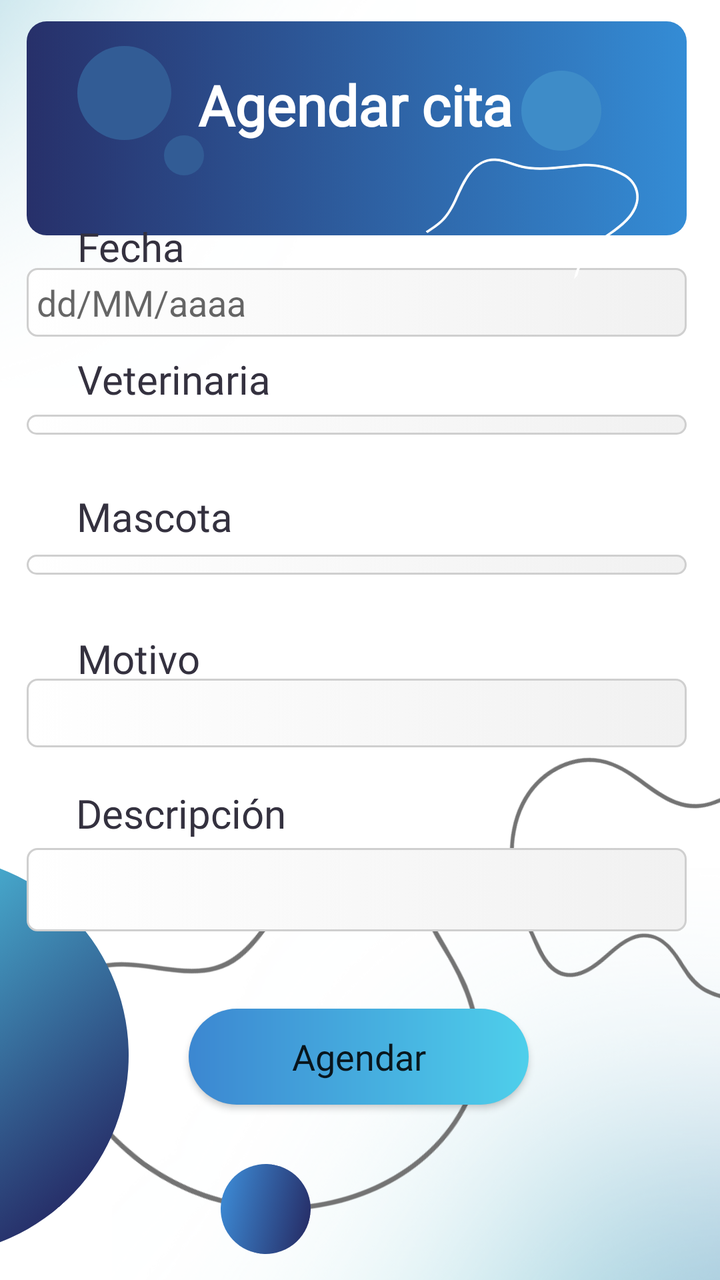
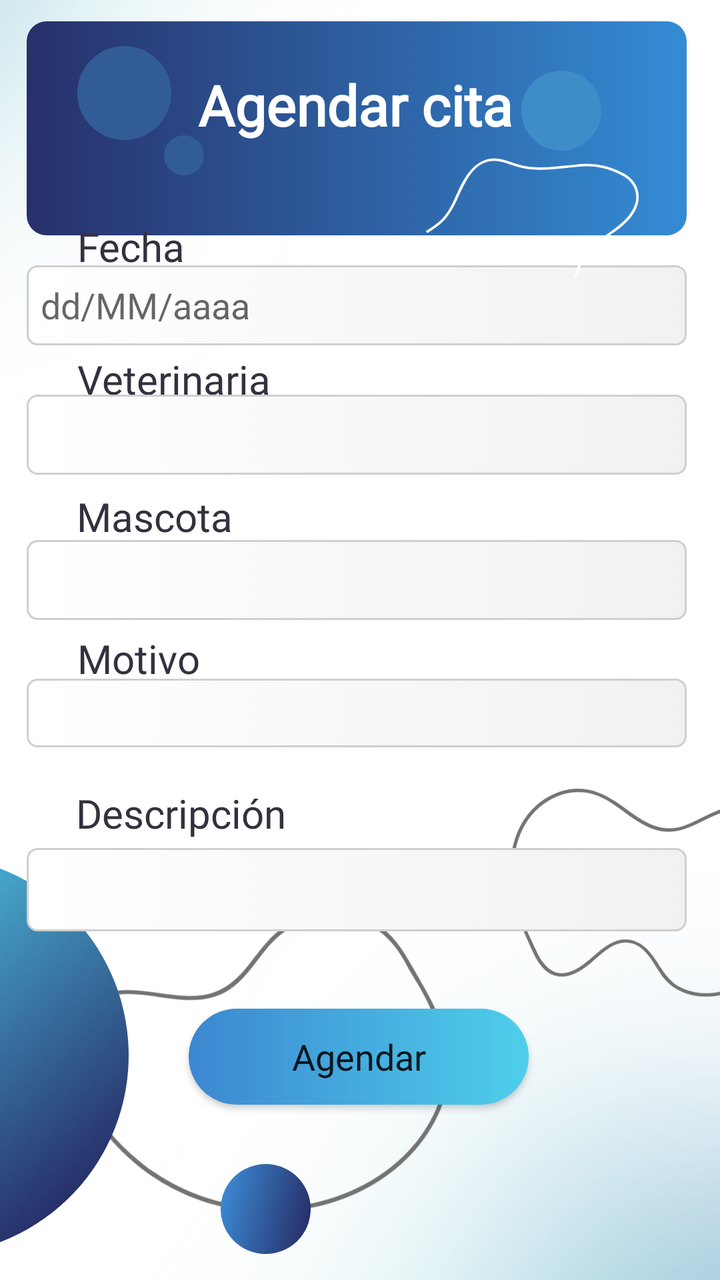

Compare the two renders of this Android layout. The source of the first and the diff that turns it into the second are given below.
<!-- AndroidManifest.xml: application theme Theme.OnePetApp.NoActionBar -->
<!-- res/layout/fragment_agendar_cita.xml -->
<?xml version="1.0" encoding="utf-8"?>
<FrameLayout xmlns:android="http://schemas.android.com/apk/res/android"
    xmlns:app="http://schemas.android.com/apk/res-auto"
    xmlns:tools="http://schemas.android.com/tools"
    android:layout_width="match_parent"
    android:layout_height="match_parent"
    tools:context=".fragment_agendarCita">

    <androidx.constraintlayout.widget.ConstraintLayout
        android:layout_width="match_parent"
        android:layout_height="match_parent">

        <ImageView
            android:id="@+id/imageViewCita2"
            android:layout_width="wrap_content"
            android:layout_height="wrap_content"
            android:layout_marginStart="56dp"
            android:layout_marginTop="364dp"
            app:layout_constraintStart_toStartOf="parent"
            app:layout_constraintTop_toTopOf="parent"
            app:srcCompat="@drawable/degcelest" />

        <ImageView
            android:id="@+id/imageView216"
            android:layout_width="207dp"
            android:layout_height="206dp"
            android:rotation="36"
            android:src="@drawable/blobcuatro"
            app:layout_constraintBottom_toBottomOf="parent"
            app:layout_constraintEnd_toEndOf="parent"
            app:layout_constraintHorizontal_bias="0.231"
            app:layout_constraintStart_toStartOf="parent"
            app:layout_constraintTop_toTopOf="parent"
            app:layout_constraintVertical_bias="0.956" />

        <ImageView
            android:id="@+id/imageViewCita284"
            android:layout_width="wrap_content"
            android:layout_height="wrap_content"
            android:layout_marginEnd="152dp"
            android:layout_marginBottom="376dp"
            android:rotation="180"
            app:layout_constraintBottom_toBottomOf="parent"
            app:layout_constraintEnd_toEndOf="parent"
            app:srcCompat="@drawable/degcelest" />

        <ImageView
            android:id="@+id/imageView109"
            android:layout_width="330dp"
            android:layout_height="107dp"
            android:src="@drawable/recresenacard"
            app:layout_constraintBottom_toBottomOf="parent"
            app:layout_constraintEnd_toEndOf="parent"
            app:layout_constraintHorizontal_bias="0.444"
            app:layout_constraintStart_toStartOf="parent"
            app:layout_constraintTop_toTopOf="parent"
            app:layout_constraintVertical_bias="0.02" />

        <ImageView
            android:id="@+id/imageView214"
            android:layout_width="200dp"
            android:layout_height="200dp"
            android:layout_marginEnd="296dp"
            android:rotation="49"
            android:src="@drawable/circulocelesteazul"
            app:layout_constraintBottom_toBottomOf="parent"
            app:layout_constraintEnd_toEndOf="parent"
            app:layout_constraintTop_toTopOf="parent"
            app:layout_constraintVertical_bias="0.972" />

        <TextView
            android:id="@+id/textView17"
            android:layout_width="wrap_content"
            android:layout_height="wrap_content"
            android:fontFamily="@font/alata"
            android:text="Agendar cita"
            android:textColor="#FFFFFF"
            android:textSize="28sp"
            android:textStyle="bold"
            app:layout_constraintBottom_toBottomOf="parent"
            app:layout_constraintEnd_toEndOf="parent"
            app:layout_constraintHorizontal_bias="0.488"
            app:layout_constraintStart_toStartOf="parent"
            app:layout_constraintTop_toTopOf="parent"
            app:layout_constraintVertical_bias="0.056" />

        <EditText
            android:id="@+id/txtFechaCita"
            android:layout_width="330dp"
            android:layout_height="wrap_content"
            android:background="@drawable/bordecajasg"
            android:ems="10"
            android:hint="dd/MM/aaaa"
            android:inputType="date"
            android:padding="5dp"
            app:backgroundTint="@null"
            app:layout_constraintBottom_toBottomOf="parent"
            app:layout_constraintEnd_toEndOf="parent"
            app:layout_constraintHorizontal_bias="0.444"
            app:layout_constraintStart_toStartOf="parent"
            app:layout_constraintTop_toTopOf="parent"
            app:layout_constraintVertical_bias="0.221" />

        <TextView
            android:id="@+id/textView18"
            android:layout_width="wrap_content"
            android:layout_height="wrap_content"
            android:fontFamily="@font/alata"
            android:text="Fecha"
            android:textColor="#34313F"
            android:textSize="20sp"
            app:layout_constraintBottom_toBottomOf="parent"
            app:layout_constraintEnd_toEndOf="parent"
            app:layout_constraintHorizontal_bias="0.126"
            app:layout_constraintStart_toStartOf="parent"
            app:layout_constraintTop_toTopOf="parent"
            app:layout_constraintVertical_bias="0.179" />

        <TextView
            android:id="@+id/textView19"
            android:layout_width="wrap_content"
            android:layout_height="wrap_content"
            android:fontFamily="@font/alata"
            android:text="Veterinaria"
            android:textColor="#34313F"
            android:textSize="20sp"
            app:layout_constraintBottom_toBottomOf="parent"
            app:layout_constraintEnd_toEndOf="parent"
            app:layout_constraintHorizontal_bias="0.147"
            app:layout_constraintStart_toStartOf="parent"
            app:layout_constraintTop_toTopOf="parent"
            app:layout_constraintVertical_bias="0.287" />

        <ImageView
            android:id="@+id/imageView217"
            android:layout_width="183dp"
            android:layout_height="236dp"
            android:layout_marginStart="256dp"
            android:rotation="62"
            android:src="@drawable/bgdos"
            app:layout_constraintBottom_toBottomOf="parent"
            app:layout_constraintStart_toStartOf="parent"
            app:layout_constraintTop_toTopOf="parent"
            app:layout_constraintVertical_bias="0.777" />

        <Spinner
            android:id="@+id/spVetCita"
            android:layout_width="330dp"
            android:layout_height="wrap_content"
            android:background="@drawable/bordecajasg"
            android:padding="5dp"
            app:backgroundTint="@null"
            app:layout_constraintBottom_toBottomOf="parent"
            app:layout_constraintEnd_toEndOf="parent"
            app:layout_constraintHorizontal_bias="0.444"
            app:layout_constraintStart_toStartOf="parent"
            app:layout_constraintTop_toTopOf="parent"
            app:layout_constraintVertical_bias="0.329" />

        <TextView
            android:id="@+id/textView20"
            android:layout_width="wrap_content"
            android:layout_height="wrap_content"
            android:fontFamily="@font/alata"
            android:text="Mascota"
            android:textColor="#34313F"
            android:textSize="20sp"
            app:layout_constraintBottom_toBottomOf="parent"
            app:layout_constraintEnd_toEndOf="parent"
            app:layout_constraintHorizontal_bias="0.136"
            app:layout_constraintStart_toStartOf="parent"
            app:layout_constraintTop_toTopOf="parent"
            app:layout_constraintVertical_bias="0.399" />

        <Spinner
            android:id="@+id/spMascotaCita"
            android:layout_width="330dp"
            android:layout_height="wrap_content"
            android:background="@drawable/bordecajasg"
            android:padding="5dp"
            app:backgroundTint="@null"
            app:layout_constraintBottom_toBottomOf="parent"
            app:layout_constraintEnd_toEndOf="parent"
            app:layout_constraintHorizontal_bias="0.444"
            app:layout_constraintStart_toStartOf="parent"
            app:layout_constraintTop_toTopOf="parent"
            app:layout_constraintVertical_bias="0.44" />

        <TextView
            android:id="@+id/textView21"
            android:layout_width="wrap_content"
            android:layout_height="wrap_content"
            android:fontFamily="@font/alata"
            android:text="Motivo "
            android:textColor="#34313F"
            android:textSize="20sp"
            app:layout_constraintBottom_toBottomOf="parent"
            app:layout_constraintEnd_toEndOf="parent"
            app:layout_constraintHorizontal_bias="0.132"
            app:layout_constraintStart_toStartOf="parent"
            app:layout_constraintTop_toTopOf="parent"
            app:layout_constraintVertical_bias="0.515" />

        <EditText
            android:id="@+id/txtMotivoCita"
            android:layout_width="330dp"
            android:layout_height="wrap_content"
            android:background="@drawable/bordecajasg"
            android:ems="10"
            android:inputType="text"
            android:padding="5dp"
            app:backgroundTint="@null"
            app:layout_constraintBottom_toBottomOf="parent"
            app:layout_constraintEnd_toEndOf="parent"
            app:layout_constraintHorizontal_bias="0.444"
            app:layout_constraintStart_toStartOf="parent"
            app:layout_constraintTop_toTopOf="parent"
            app:layout_constraintVertical_bias="0.56" />

        <TextView
            android:id="@+id/textView22"
            android:layout_width="wrap_content"
            android:layout_height="wrap_content"
            android:fontFamily="@font/alata"
            android:text="Descripción"
            android:textColor="#34313F"
            android:textSize="20sp"
            app:layout_constraintBottom_toBottomOf="parent"
            app:layout_constraintEnd_toEndOf="parent"
            app:layout_constraintHorizontal_bias="0.149"
            app:layout_constraintStart_toStartOf="parent"
            app:layout_constraintTop_toTopOf="parent"
            app:layout_constraintVertical_bias="0.641" />

        <Button
            android:id="@+id/btnEnviarCita"
            android:layout_width="170dp"
            android:layout_height="wrap_content"
            android:background="@drawable/botonturquesauno"
            android:fontFamily="@font/alata"
            android:text="Agendar"
            android:textAllCaps="false"
            android:textSize="18sp"
            app:backgroundTint="@null"
            app:layout_constraintBottom_toBottomOf="parent"
            app:layout_constraintEnd_toEndOf="parent"
            app:layout_constraintHorizontal_bias="0.497"
            app:layout_constraintStart_toStartOf="parent"
            app:layout_constraintTop_toBottomOf="@+id/txtDescripcionCitas"
            app:layout_constraintVertical_bias="0.306" />

        <EditText
            android:id="@+id/txtDescripcionCitas"
            android:layout_width="330dp"
            android:layout_height="wrap_content"
            android:layout_marginTop="4dp"
            android:background="@drawable/bordecajasg"
            android:ems="10"
            android:gravity="start|top"
            android:inputType="textMultiLine"
            android:padding="10dp"
            android:textSize="16sp"
            app:backgroundTint="@null"
            app:layout_constraintEnd_toEndOf="parent"
            app:layout_constraintHorizontal_bias="0.444"
            app:layout_constraintStart_toStartOf="parent"
            app:layout_constraintTop_toBottomOf="@+id/textView22" />

        <ImageView
            android:id="@+id/imageView192"
            android:layout_width="47dp"
            android:layout_height="47dp"
            android:src="@drawable/circuloop1"
            app:layout_constraintBottom_toBottomOf="parent"
            app:layout_constraintEnd_toEndOf="parent"
            app:layout_constraintHorizontal_bias="0.124"
            app:layout_constraintStart_toStartOf="parent"
            app:layout_constraintTop_toTopOf="parent"
            app:layout_constraintVertical_bias="0.039" />

        <ImageView
            android:id="@+id/imageView197"
            android:layout_width="20dp"
            android:layout_height="20dp"
            android:src="@drawable/circuloop1"
            app:layout_constraintBottom_toBottomOf="parent"
            app:layout_constraintEnd_toEndOf="parent"
            app:layout_constraintHorizontal_bias="0.241"
            app:layout_constraintStart_toStartOf="parent"
            app:layout_constraintTop_toTopOf="parent"
            app:layout_constraintVertical_bias="0.109" />

        <ImageView
            android:id="@+id/imageView212"
            android:layout_width="40dp"
            android:layout_height="40dp"
            android:src="@drawable/circuloop2"
            app:layout_constraintBottom_toBottomOf="parent"
            app:layout_constraintEnd_toEndOf="parent"
            app:layout_constraintHorizontal_bias="0.815"
            app:layout_constraintStart_toStartOf="parent"
            app:layout_constraintTop_toTopOf="parent"
            app:layout_constraintVertical_bias="0.059" />

        <ImageView
            android:id="@+id/imageView213"
            android:layout_width="135dp"
            android:layout_height="108dp"
            android:rotation="134"
            android:src="@drawable/blobw4"
            app:layout_constraintBottom_toBottomOf="parent"
            app:layout_constraintEnd_toEndOf="parent"
            app:layout_constraintHorizontal_bias="0.864"
            app:layout_constraintStart_toStartOf="parent"
            app:layout_constraintTop_toTopOf="parent"
            app:layout_constraintVertical_bias="0.064" />

        <ImageView
            android:id="@+id/imageView215"
            android:layout_width="45dp"
            android:layout_height="45dp"
            android:rotation="13"
            android:src="@drawable/circuloazuloscuro"
            app:layout_constraintBottom_toBottomOf="parent"
            app:layout_constraintEnd_toEndOf="parent"
            app:layout_constraintHorizontal_bias="0.35"
            app:layout_constraintStart_toStartOf="parent"
            app:layout_constraintTop_toTopOf="parent"
            app:layout_constraintVertical_bias="0.978" />

    </androidx.constraintlayout.widget.ConstraintLayout>
</FrameLayout>
<!-- resources referenced by this layout -->
<resources>
  <!-- drawable bgdos: png bitmap (drawable, 16385 bytes) -->
  <!-- drawable blobcuatro: png bitmap (drawable, 16567 bytes) -->
  <!-- drawable blobw4: png bitmap (drawable, 11068 bytes) -->
  <!-- drawable bordecajasg (drawable) -->
  <?xml version="1.0" encoding="utf-8"?>
  <selector xmlns:android="http://schemas.android.com/apk/res/android">
      <item>
          <shape>
              <gradient
                  android:startColor="#ffffff"
                  android:endColor="#f1f1f1">
              </gradient>
              <corners android:radius="5dp">
              </corners>
              <stroke android:width="1dp"
                  android:color="#cfcfcf" />
          </shape>
      </item>
  </selector>
  <!-- drawable botonturquesauno (drawable) -->
  <?xml version="1.0" encoding="utf-8"?>
  <shape xmlns:android="http://schemas.android.com/apk/res/android"
      android:shape="rectangle">
      <gradient
          android:startColor="#3C87D1"
          android:endColor="#4ECFEB">
      </gradient>
      <corners android:radius="1000dp"></corners>
  </shape>
  <!-- drawable circuloazuloscuro (drawable) -->
  <?xml version="1.0" encoding="utf-8"?>
  <selector xmlns:android="http://schemas.android.com/apk/res/android">
      <item>
          <shape>
              <gradient
                  android:startColor="#3C87D1"
                  android:endColor="#27306A">
              </gradient>
              <corners android:radius="1000dp"></corners>
          </shape>
      </item>
  </selector>
  <!-- drawable circulocelesteazul (drawable) -->
  <?xml version="1.0" encoding="utf-8"?>
  <selector xmlns:android="http://schemas.android.com/apk/res/android">
      <item>
          <shape>
              <gradient
                  android:startColor="#51D1ED"
                  android:endColor="#27306A">
              </gradient>
              <corners android:radius="1000dp"></corners>
          </shape>
      </item>
  </selector>
  <!-- drawable circuloop1 (drawable) -->
  <?xml version="1.0" encoding="utf-8"?>
  <selector xmlns:android="http://schemas.android.com/apk/res/android">
      <item>
          <shape>
              <gradient
                  android:startColor="#325c95"
                  android:endColor="#325c95">
              </gradient>
              <corners android:radius="1000dp"></corners>
          </shape>
      </item>
  </selector>
  <!-- drawable circuloop2 (drawable) -->
  <?xml version="1.0" encoding="utf-8"?>
  <selector xmlns:android="http://schemas.android.com/apk/res/android">
      <item>
          <shape>
              <gradient
                  android:startColor="#3e8cc8"
                  android:endColor="#3e8cc8">
              </gradient>
              <corners android:radius="1000dp"></corners>
          </shape>
      </item>
  </selector>
  <!-- drawable degcelest: png bitmap (drawable, 239595 bytes) -->
  <!-- drawable recresenacard (drawable) -->
  <?xml version="1.0" encoding="utf-8"?>
  <selector xmlns:android="http://schemas.android.com/apk/res/android">
      <item>
          <shape>
              <gradient
                  android:startColor="#27306A"
                  android:endColor="#348cd5">
              </gradient>
              <corners android:radius="10dp"></corners>
          </shape>
      </item>
  </selector>
  <style name="Theme.OnePetApp.NoActionBar">
          <item name="windowActionBar">false</item>
          <item name="windowNoTitle">true</item>
      </style>
</resources>

<!-- the commit's change to res/layout/fragment_agendar_cita.xml (unified diff, before → after) -->
@@ -22,8 +22,8 @@
 
         <ImageView
             android:id="@+id/imageView216"
-            android:layout_width="207dp"
-            android:layout_height="206dp"
+            android:layout_width="187dp"
+            android:layout_height="184dp"
             android:rotation="36"
             android:src="@drawable/blobcuatro"
             app:layout_constraintBottom_toBottomOf="parent"
@@ -87,12 +87,12 @@
         <EditText
             android:id="@+id/txtFechaCita"
             android:layout_width="330dp"
-            android:layout_height="wrap_content"
+            android:layout_height="40dp"
             android:background="@drawable/bordecajasg"
             android:ems="10"
             android:hint="dd/MM/aaaa"
             android:inputType="date"
-            android:padding="5dp"
+            android:padding="7dp"
             app:backgroundTint="@null"
             app:layout_constraintBottom_toBottomOf="parent"
             app:layout_constraintEnd_toEndOf="parent"
@@ -133,8 +133,8 @@
 
         <ImageView
             android:id="@+id/imageView217"
-            android:layout_width="183dp"
-            android:layout_height="236dp"
+            android:layout_width="157dp"
+            android:layout_height="207dp"
             android:layout_marginStart="256dp"
             android:rotation="62"
             android:src="@drawable/bgdos"
@@ -146,7 +146,7 @@
         <Spinner
             android:id="@+id/spVetCita"
             android:layout_width="330dp"
-            android:layout_height="wrap_content"
+            android:layout_height="40dp"
             android:background="@drawable/bordecajasg"
             android:padding="5dp"
             app:backgroundTint="@null"
@@ -175,7 +175,7 @@
         <Spinner
             android:id="@+id/spMascotaCita"
             android:layout_width="330dp"
-            android:layout_height="wrap_content"
+            android:layout_height="40dp"
             android:background="@drawable/bordecajasg"
             android:padding="5dp"
             app:backgroundTint="@null"
@@ -184,7 +184,7 @@
             app:layout_constraintHorizontal_bias="0.444"
             app:layout_constraintStart_toStartOf="parent"
             app:layout_constraintTop_toTopOf="parent"
-            app:layout_constraintVertical_bias="0.44" />
+            app:layout_constraintVertical_bias="0.45" />
 
         <TextView
             android:id="@+id/textView21"
